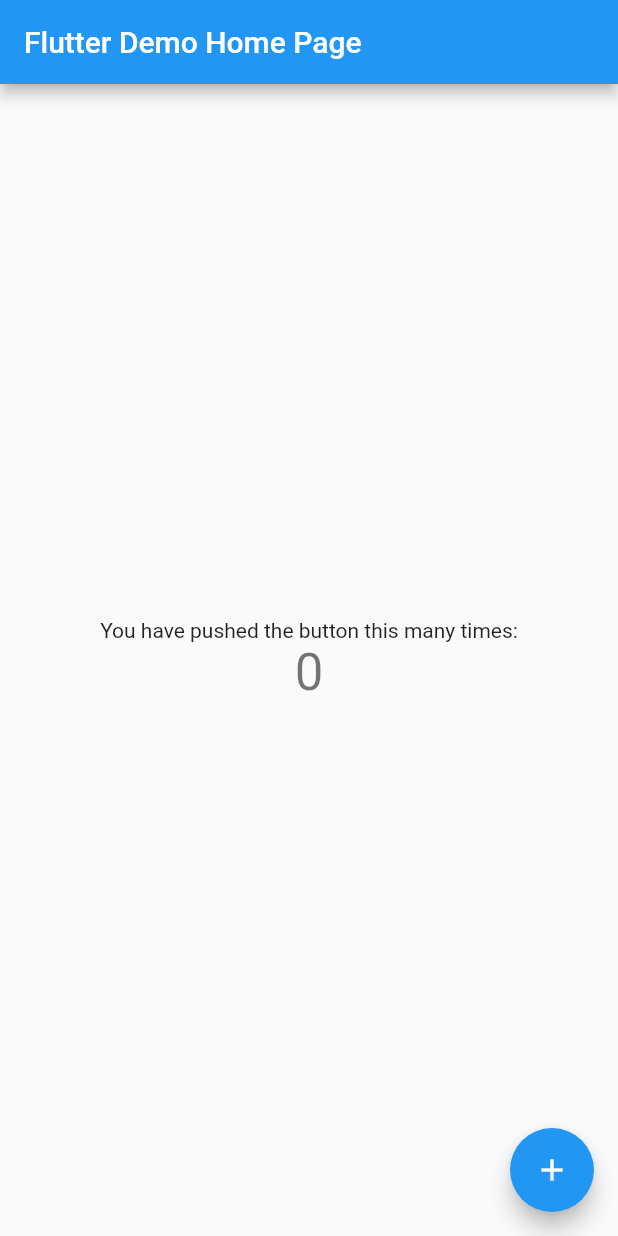
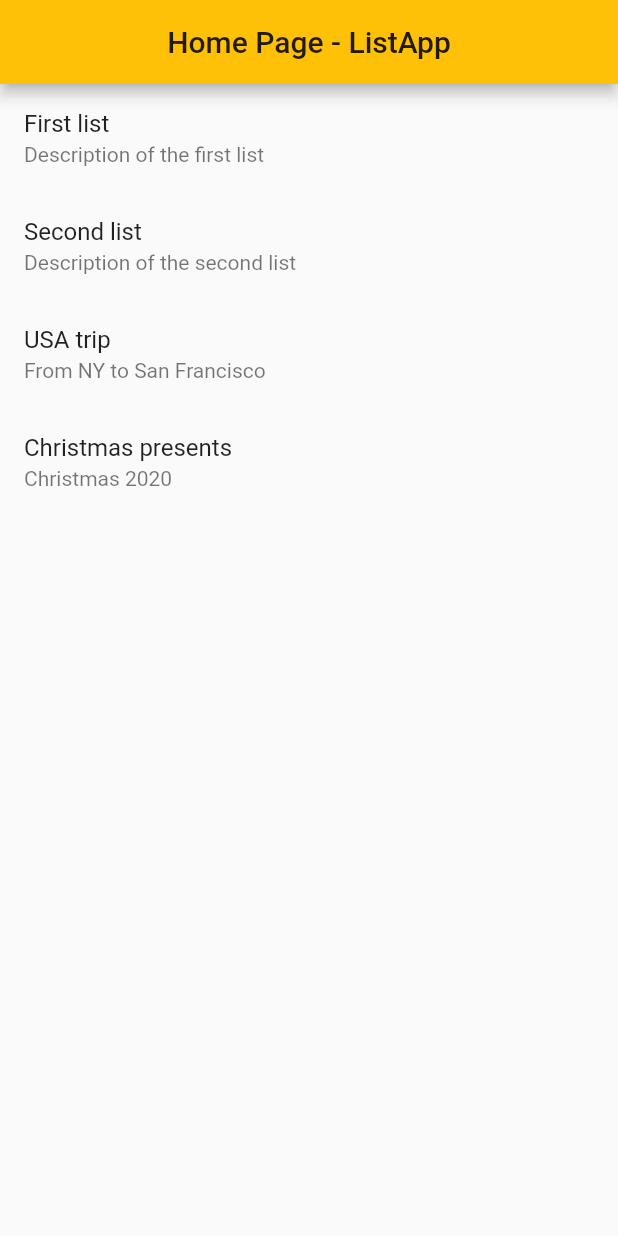
Before and after one commit to malta895/TOgetherDO, a Flutter app: the screen it shows after launch, on a phone screen of 412 x 824 dp. Run offline on Flutter 3.47's test engine with Material 2 defaults, Android fonts, the phone set to English and light mode, and no system bars.

Commit message:
feat(project): first draft of the homepage

```diff
--- /dev/null
+++ b/lib/home_lists.dart
@@ -0,0 +1,52 @@
+import 'dart:io';
+
+import 'package:flutter/material.dart';
+import 'package:flutter/widgets.dart';
+
+import 'list_item.dart';
+
+final List<ListItem> items = [
+  MessageItem("First list", "Description of the first list"),
+  MessageItem("Second list", "Description of the second list"),
+  MessageItem("USA trip", "From NY to San Francisco"),
+  MessageItem("Christmas presents", "Christmas 2020"),
+];
+
+class ListHomePage extends StatefulWidget {
+  @override
+  _ListHomePage createState() => _ListHomePage();
+}
+
+class _ListHomePage extends State<ListHomePage> {
+  final title = 'Home Page - ListApp';
+
+  @override
+  Widget build(BuildContext context) {
+    return MaterialApp(
+      theme: ThemeData(
+          primaryColor: Colors.amber,
+          appBarTheme: AppBarTheme(
+            centerTitle: true,
+          )),
+      title: title,
+      home: Scaffold(
+          appBar: AppBar(
+            title: Text(title),
+          ),
+          body: ListView.builder(
+            // Let the ListView know how many items it needs to build.
+            itemCount: items.length,
+            // Provide a builder function. This is where the magic happens.
+            // Convert each item into a widget based on the type of item it is.
+            itemBuilder: (context, index) {
+              final item = items[index];
+
+              return ListTile(
+                title: item.buildTitle(context),
+                subtitle: item.buildSubtitle(context),
+              );
+            },
+          )),
+    );
+  }
+}
--- a/lib/main.dart
+++ b/lib/main.dart
@@ -1,4 +1,5 @@
 import 'package:flutter/material.dart';
+import 'home_lists.dart';
 
 void main() {
   runApp(MyApp());
@@ -8,110 +9,6 @@ class MyApp extends StatelessWidget {
   // This widget is the root of your application.
   @override
   Widget build(BuildContext context) {
-    return MaterialApp(
-      title: 'Flutter Demo',
-      theme: ThemeData(
-        // This is the theme of your application.
-        //
-        // Try running your application with "flutter run". You'll see the
-        // application has a blue toolbar. Then, without quitting the app, try
-        // changing the primarySwatch below to Colors.green and then invoke
-        // "hot reload" (press "r" in the console where you ran "flutter run",
-        // or simply save your changes to "hot reload" in a Flutter IDE).
-        // Notice that the counter didn't reset back to zero; the application
-        // is not restarted.
-        primarySwatch: Colors.blue,
-        // This makes the visual density adapt to the platform that you run
-        // the app on. For desktop platforms, the controls will be smaller and
-        // closer together (more dense) than on mobile platforms.
-        visualDensity: VisualDensity.adaptivePlatformDensity,
-      ),
-      home: MyHomePage(title: 'Flutter Demo Home Page'),
-    );
+    return ListHomePage();
   }
 }
-
-class MyHomePage extends StatefulWidget {
-  MyHomePage({Key key, this.title}) : super(key: key);
-
-  // This widget is the home page of your application. It is stateful, meaning
-  // that it has a State object (defined below) that contains fields that affect
-  // how it looks.
-
-  // This class is the configuration for the state. It holds the values (in this
-  // case the title) provided by the parent (in this case the App widget) and
-  // used by the build method of the State. Fields in a Widget subclass are
-  // always marked "final".
-
-  final String title;
-
-  @override
-  _MyHomePageState createState() => _MyHomePageState();
-}
-
-class _MyHomePageState extends State<MyHomePage> {
-  int _counter = 0;
-
-  void _incrementCounter() {
-    setState(() {
-      // This call to setState tells the Flutter framework that something has
-      // changed in this State, which causes it to rerun the build method below
-      // so that the display can reflect the updated values. If we changed
-      // _counter without calling setState(), then the build method would not be
-      // called again, and so nothing would appear to happen.
-      _counter++;
-    });
-  }
-
-  @override
-  Widget build(BuildContext context) {
-    // This method is rerun every time setState is called, for instance as done
-    // by the _incrementCounter method above.
-    //
-    // The Flutter framework has been optimized to make rerunning build methods
-    // fast, so that you can just rebuild anything that needs updating rather
-    // than having to individually change instances of widgets.
-    return Scaffold(
-      appBar: AppBar(
-        // Here we take the value from the MyHomePage object that was created by
-        // the App.build method, and use it to set our appbar title.
-        title: Text(widget.title),
-      ),
-      body: Center(
-        // Center is a layout widget. It takes a single child and positions it
-        // in the middle of the parent.
-        child: Column(
-          // Column is also a layout widget. It takes a list of children and
-          // arranges them vertically. By default, it sizes itself to fit its
-          // children horizontally, and tries to be as tall as its parent.
-          //
-          // Invoke "debug painting" (press "p" in the console, choose the
-          // "Toggle Debug Paint" action from the Flutter Inspector in Android
-          // Studio, or the "Toggle Debug Paint" command in Visual Studio Code)
-          // to see the wireframe for each widget.
-          //
-          // Column has various properties to control how it sizes itself and
-          // how it positions its children. Here we use mainAxisAlignment to
-          // center the children vertically; the main axis here is the vertical
-          // axis because Columns are vertical (the cross axis would be
-          // horizontal).
-          mainAxisAlignment: MainAxisAlignment.center,
-          children: <Widget>[
-            Text(
-              'You have pushed the button this many times:',
-            ),
-            Text(
-              '$_counter',
-              style: Theme.of(context).textTheme.headline4,
-            ),
-          ],
-        ),
-      ),
-      floatingActionButton: FloatingActionButton(
-        onPressed: _incrementCounter,
-        tooltip: 'Increment',
-        child: Icon(Icons.add),
-      ), // This trailing comma makes auto-formatting nicer for build methods.
-    );
-  }
-}
```
Also changed, not shown: lib/list_item.dart (added, +41 -0 lines), 1 other file.
